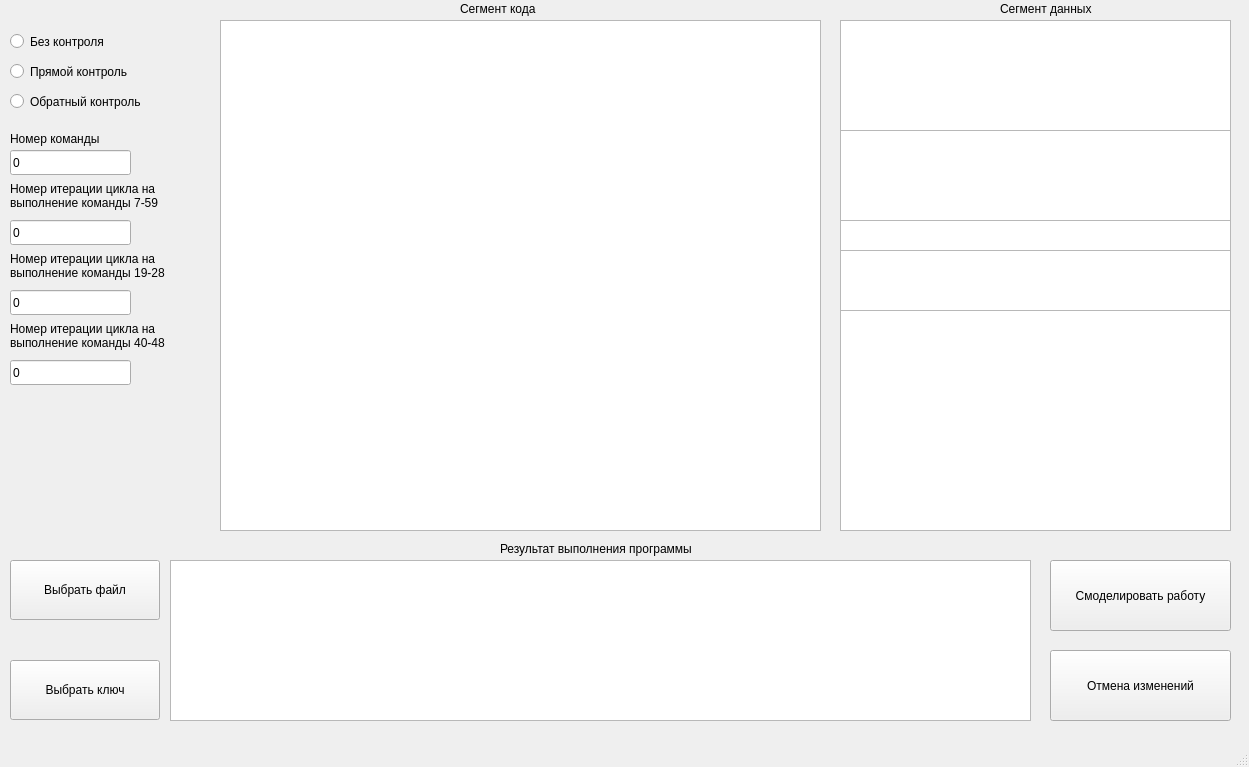
Before: the Qt Designer form qsnowflake.ui in NickKloch/SnowFlake, drawn with Qt 5.
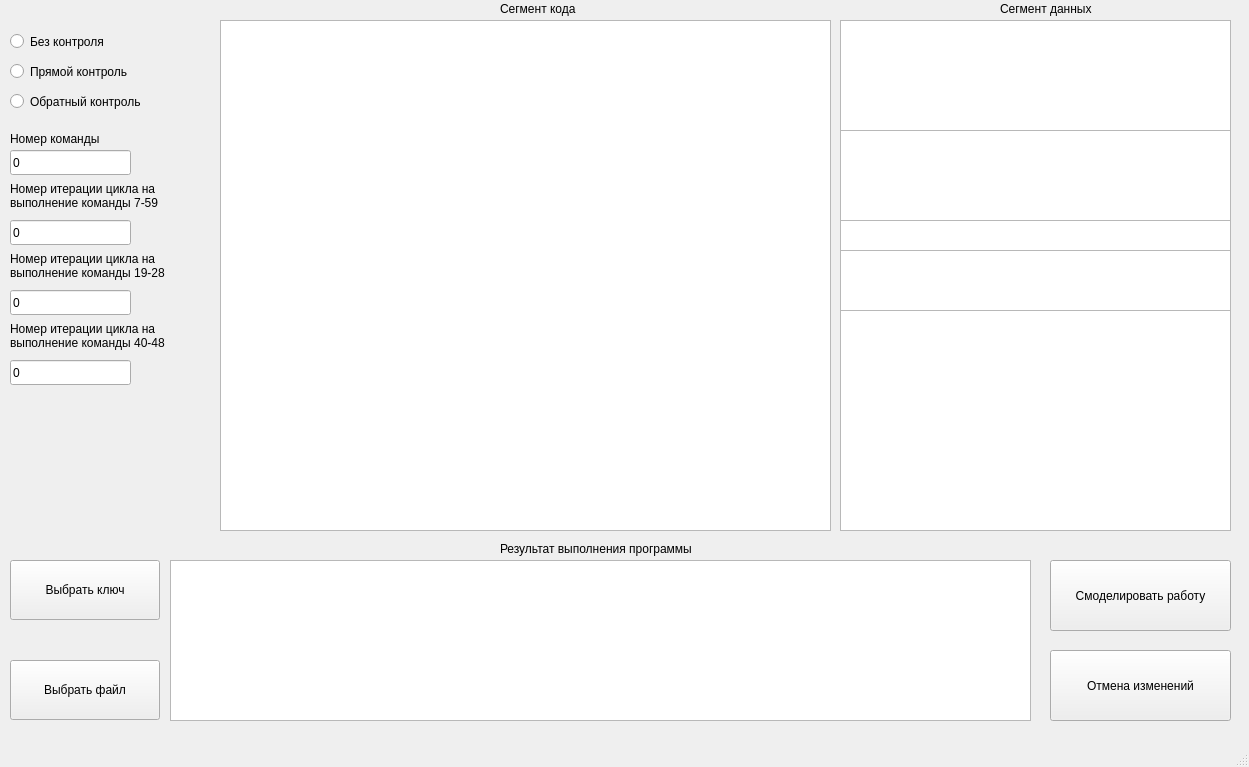
After: the same form once the commit is applied.

The edit to the form file:
```diff
--- a/qsnowflake.ui
+++ b/qsnowflake.ui
@@ -18,7 +18,7 @@
     <property name="geometry">
      <rect>
       <x>10</x>
-      <y>560</y>
+      <y>660</y>
       <width>150</width>
       <height>60</height>
      </rect>
@@ -31,7 +31,7 @@
     <property name="geometry">
      <rect>
       <x>10</x>
-      <y>660</y>
+      <y>560</y>
       <width>150</width>
       <height>60</height>
      </rect>
@@ -215,20 +215,10 @@
      </rect>
     </property>
    </widget>
-   <widget class="QTableWidget" name="tableCode">
-    <property name="geometry">
-     <rect>
-      <x>220</x>
-      <y>20</y>
-      <width>601</width>
-      <height>511</height>
-     </rect>
-    </property>
-   </widget>
    <widget class="QLabel" name="label">
     <property name="geometry">
      <rect>
-      <x>460</x>
+      <x>500</x>
       <y>0</y>
       <width>101</width>
       <height>17</height>
@@ -340,6 +330,16 @@
      </rect>
     </property>
    </widget>
+   <widget class="QTableWidget" name="tableWidgetCode">
+    <property name="geometry">
+     <rect>
+      <x>220</x>
+      <y>20</y>
+      <width>611</width>
+      <height>511</height>
+     </rect>
+    </property>
+   </widget>
   </widget>
   <widget class="QMenuBar" name="menubar">
    <property name="geometry">
```
Left out of the diff: 4 changed lines with no effect on the pictures.
